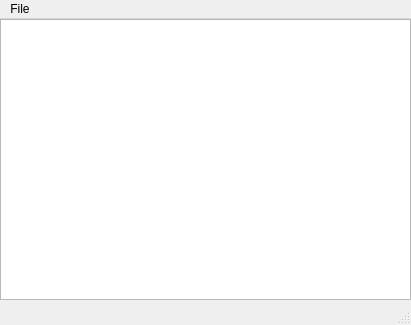
First picture: the form in Notepad/mainwindow.ui, repository viniciusduartepa/NotePad, before the edit.
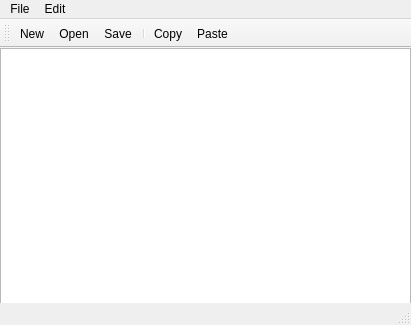
Second picture: the form after the edit. Icons and pictures are not drawn.

Commit message: Resources icons add + Simple methods(copy/paste)

```diff
--- a/Notepad/mainwindow.ui
+++ b/Notepad/mainwindow.ui
@@ -43,9 +43,34 @@
     <addaction name="actionSave"/>
     <addaction name="actionSave_as"/>
    </widget>
+   <widget class="QMenu" name="menuEdit">
+    <property name="title">
+     <string>Edit</string>
+    </property>
+    <addaction name="actionCopy"/>
+    <addaction name="actionPaste"/>
+   </widget>
    <addaction name="menuFile"/>
+   <addaction name="menuEdit"/>
   </widget>
   <widget class="QStatusBar" name="statusbar"/>
+  <widget class="QToolBar" name="toolBar">
+   <property name="windowTitle">
+    <string>toolBar</string>
+   </property>
+   <attribute name="toolBarArea">
+    <enum>TopToolBarArea</enum>
+   </attribute>
+   <attribute name="toolBarBreak">
+    <bool>false</bool>
+   </attribute>
+   <addaction name="actionNew"/>
+   <addaction name="actionOpen"/>
+   <addaction name="actionSave"/>
+   <addaction name="separator"/>
+   <addaction name="actionCopy"/>
+   <addaction name="actionPaste"/>
+  </widget>
   <action name="actionNew">
    <property name="text">
     <string>New</string>
@@ -66,6 +91,24 @@
     <string>Save as</string>
    </property>
   </action>
+  <action name="actionCopy">
+   <property name="icon">
+    <iconset resource="Resources.qrc">
+     <normaloff>:/icons/Icones/copy.png</normaloff>:/icons/Icones/copy.png</iconset>
+   </property>
+   <property name="text">
+    <string>Copy</string>
+   </property>
+  </action>
+  <action name="actionPaste">
+   <property name="icon">
+    <iconset resource="Resources.qrc">
+     <normaloff>:/icons/Icones/paste.png</normaloff>:/icons/Icones/paste.png</iconset>
+   </property>
+   <property name="text">
+    <string>Paste</string>
+   </property>
+  </action>
  </widget>
  <resources/>
  <connections/>
```
Left out of the diff: 16 changed lines with no effect on the pictures. The commit also changes 20 other files.
